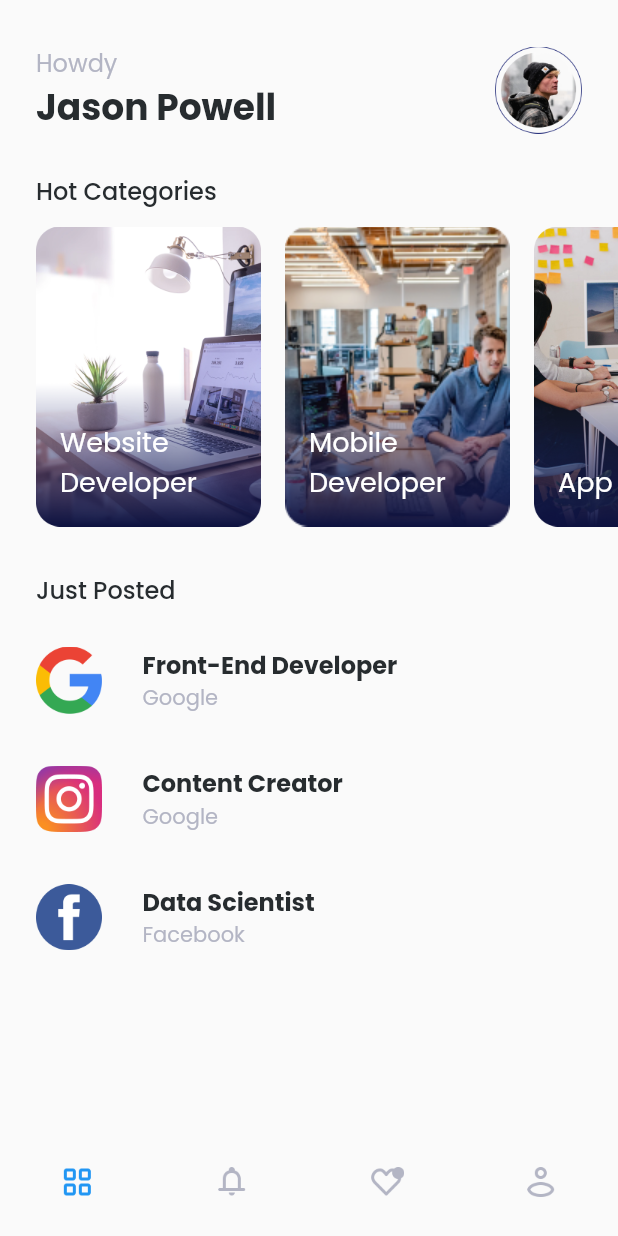
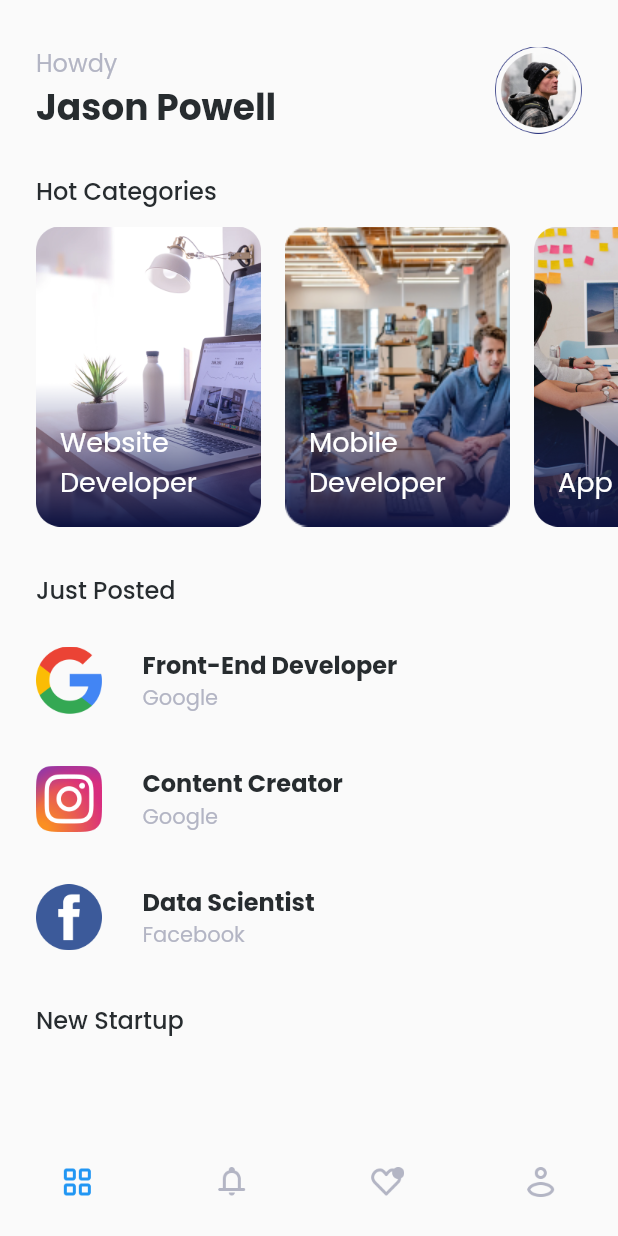
Before and after one commit to azharuanwar/flutter_mobile_job_future, a Flutter app: the HomePage screen opened directly, on a phone screen of 412 x 824 dp. Run offline on Flutter 3.47's test engine with Material 2 defaults, Android fonts, the phone set to English and light mode, and no system bars; our stand-ins replace email_validator, google_fonts.

Commit message:
second homepage

```diff
--- a/lib/pages/home_page.dart
+++ b/lib/pages/home_page.dart
@@ -134,6 +134,17 @@ class HomePage extends StatelessWidget {
                 ],
               ),
             ),
+            Padding(
+              padding: const EdgeInsets.only(left: 24),
+              child: Text(
+                'New Startup',
+                style: GoogleFonts.poppins(
+                  fontSize: 16,
+                  fontWeight: FontWeight.w500,
+                  color: Color(0xff272c2f),
+                ),
+              ),
+            ),
           ],
         ),
       );
```
Also changed, not shown: lib/pages/second_homepage.dart (added).
